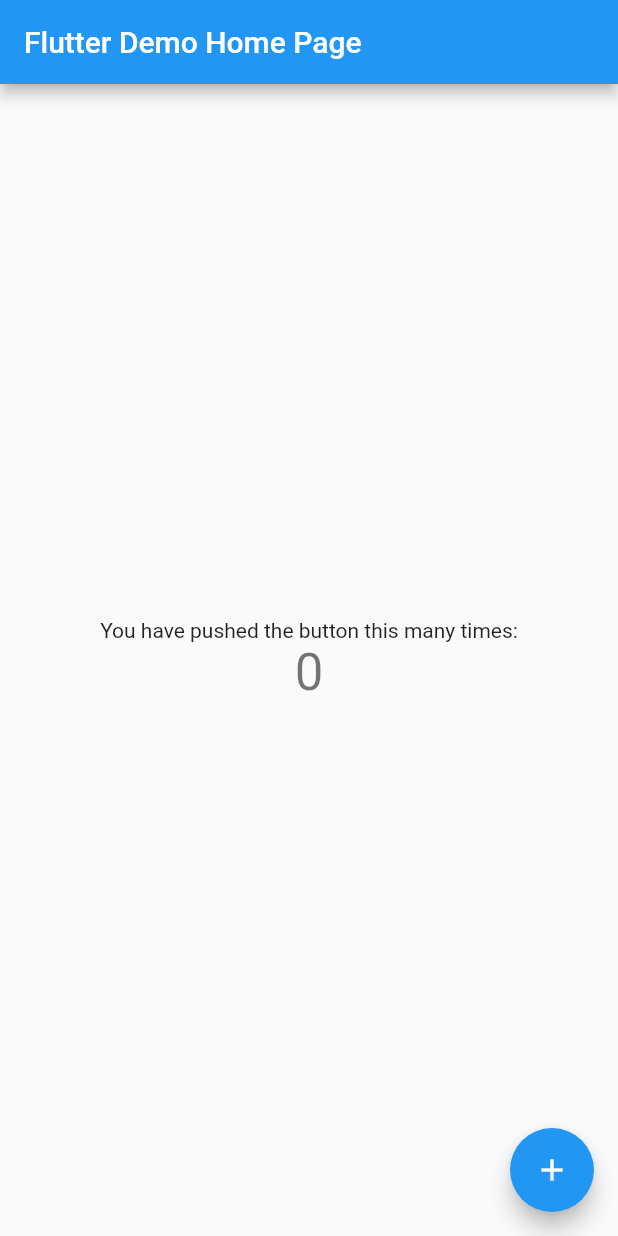
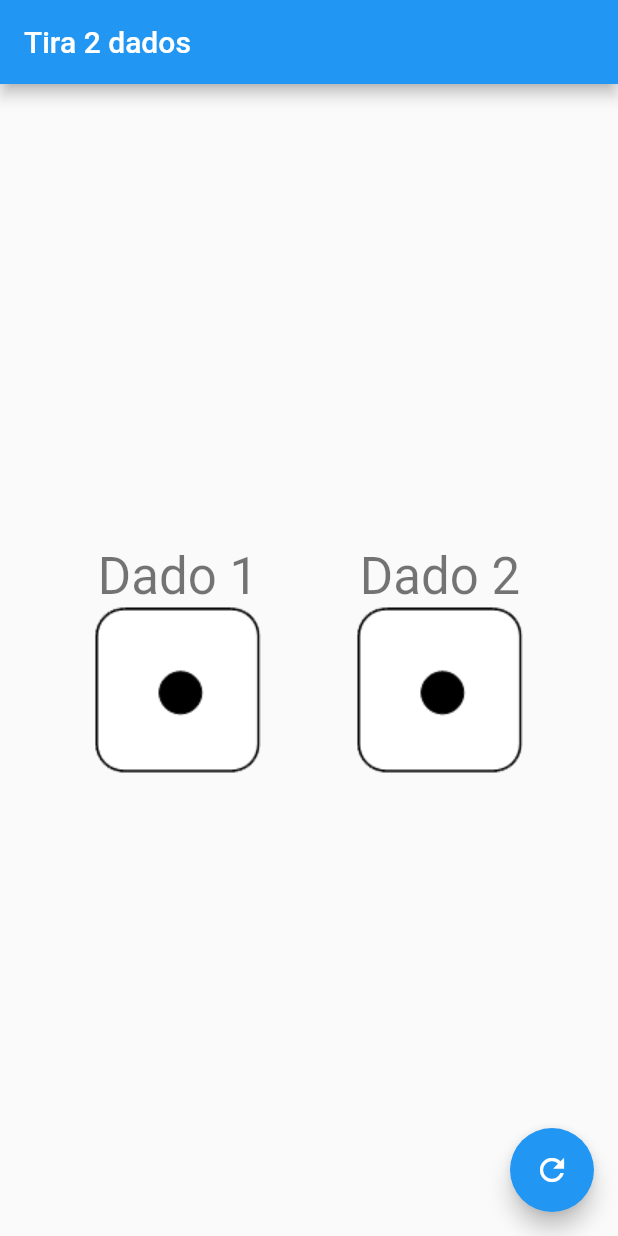
Before and after one commit to PacoV3/dice_game, a Flutter app: the screen it shows after launch, on a phone screen of 412 x 824 dp. Run offline on Flutter 3.47's test engine with Material 2 defaults, Android fonts, the phone set to English and light mode, and no system bars.

Commit message:
Dados listos * Cambiar los dos dados en pantalla

```diff
--- a/lib/main.dart
+++ b/lib/main.dart
@@ -1,4 +1,5 @@
 import 'package:flutter/material.dart';
+import 'dart:math';
 
 void main() {
   runApp(MyApp());
@@ -11,38 +12,16 @@ class MyApp extends StatelessWidget {
     return MaterialApp(
       title: 'Flutter Demo',
       theme: ThemeData(
-        // This is the theme of your application.
-        //
-        // Try running your application with "flutter run". You'll see the
-        // application has a blue toolbar. Then, without quitting the app, try
-        // changing the primarySwatch below to Colors.green and then invoke
-        // "hot reload" (press "r" in the console where you ran "flutter run",
-        // or simply save your changes to "hot reload" in a Flutter IDE).
-        // Notice that the counter didn't reset back to zero; the application
-        // is not restarted.
         primarySwatch: Colors.blue,
-        // This makes the visual density adapt to the platform that you run
-        // the app on. For desktop platforms, the controls will be smaller and
-        // closer together (more dense) than on mobile platforms.
         visualDensity: VisualDensity.adaptivePlatformDensity,
       ),
-      home: MyHomePage(title: 'Flutter Demo Home Page'),
+      home: MyHomePage(title: 'Tira 2 dados'),
     );
   }
 }
 
 class MyHomePage extends StatefulWidget {
   MyHomePage({Key key, this.title}) : super(key: key);
-
-  // This widget is the home page of your application. It is stateful, meaning
-  // that it has a State object (defined below) that contains fields that affect
-  // how it looks.
-
-  // This class is the configuration for the state. It holds the values (in this
-  // case the title) provided by the parent (in this case the App widget) and
-  // used by the build method of the State. Fields in a Widget subclass are
-  // always marked "final".
-
   final String title;
 
   @override
@@ -50,68 +29,55 @@ class MyHomePage extends StatefulWidget {
 }
 
 class _MyHomePageState extends State<MyHomePage> {
-  int _counter = 0;
+  int _dice_1 = 1;
+  int _dice_2 = 1;
 
-  void _incrementCounter() {
+  void _rollDices() {
     setState(() {
-      // This call to setState tells the Flutter framework that something has
-      // changed in this State, which causes it to rerun the build method below
-      // so that the display can reflect the updated values. If we changed
-      // _counter without calling setState(), then the build method would not be
-      // called again, and so nothing would appear to happen.
-      _counter++;
+      var rng = new Random();
+      _dice_1 = 1 + rng.nextInt(6);
+      _dice_2 = 1 + rng.nextInt(6);
     });
   }
 
   @override
   Widget build(BuildContext context) {
-    // This method is rerun every time setState is called, for instance as done
-    // by the _incrementCounter method above.
-    //
-    // The Flutter framework has been optimized to make rerunning build methods
-    // fast, so that you can just rebuild anything that needs updating rather
-    // than having to individually change instances of widgets.
     return Scaffold(
       appBar: AppBar(
-        // Here we take the value from the MyHomePage object that was created by
-        // the App.build method, and use it to set our appbar title.
         title: Text(widget.title),
       ),
       body: Center(
-        // Center is a layout widget. It takes a single child and positions it
-        // in the middle of the parent.
-        child: Column(
-          // Column is also a layout widget. It takes a list of children and
-          // arranges them vertically. By default, it sizes itself to fit its
-          // children horizontally, and tries to be as tall as its parent.
-          //
-          // Invoke "debug painting" (press "p" in the console, choose the
-          // "Toggle Debug Paint" action from the Flutter Inspector in Android
-          // Studio, or the "Toggle Debug Paint" command in Visual Studio Code)
-          // to see the wireframe for each widget.
-          //
-          // Column has various properties to control how it sizes itself and
-          // how it positions its children. Here we use mainAxisAlignment to
-          // center the children vertically; the main axis here is the vertical
-          // axis because Columns are vertical (the cross axis would be
-          // horizontal).
-          mainAxisAlignment: MainAxisAlignment.center,
-          children: <Widget>[
-            Text(
-              'You have pushed the button this many times:',
+        child: Row(
+          mainAxisAlignment: MainAxisAlignment.spaceEvenly,
+          children: [
+            Column(
+              mainAxisAlignment: MainAxisAlignment.center,
+              children: <Widget>[
+                Text(
+                  'Dado 1',
+                  style: Theme.of(context).textTheme.headline4,
+                ),
+                Image.asset('images/dice_face_' + '$_dice_1' + '.png')
+              ],
             ),
-            Text(
-              '$_counter',
-              style: Theme.of(context).textTheme.headline4,
-            ),
+            Column(
+              mainAxisAlignment: MainAxisAlignment.center,
+              children: <Widget>[
+                Text(
+                  'Dado 2',
+                  style: Theme.of(context).textTheme.headline4,
+                ),
+                Image.asset('images/dice_face_' + '$_dice_2' + '.png')
+              ],
+            )
           ],
         ),
       ),
       floatingActionButton: FloatingActionButton(
-        onPressed: _incrementCounter,
-        tooltip: 'Increment',
-        child: Icon(Icons.add),
-      ), // This trailing comma makes auto-formatting nicer for build methods.
+        onPressed: _rollDices,
+        tooltip: 'Roll Dices',
+        child: Icon(Icons.refresh),
+      ),
     );
   }
 }
```
Also changed, not shown: pubspec.yaml (+8 -3 lines), images/dice_face_1.png (added), images/dice_face_2.png (added), images/dice_face_3.png (added), images/dice_face_4.png (added), images/dice_face_5.png (added), images/dice_face_6.png (added).
